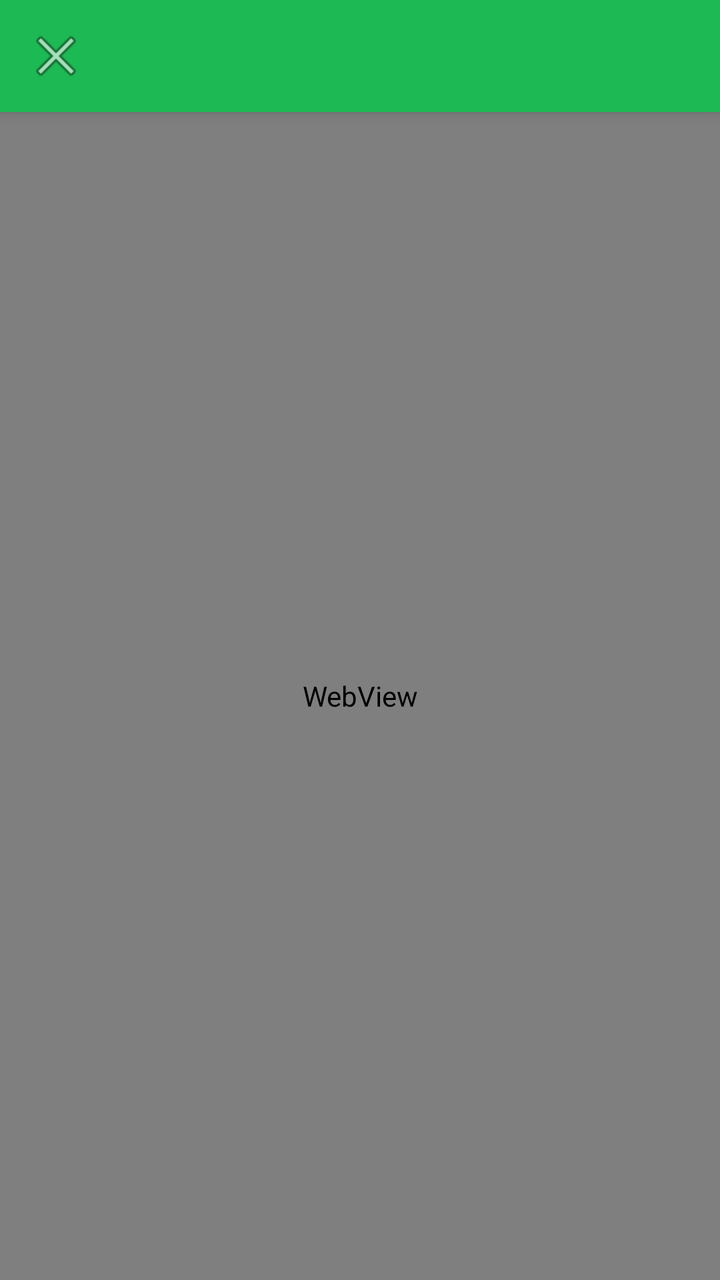
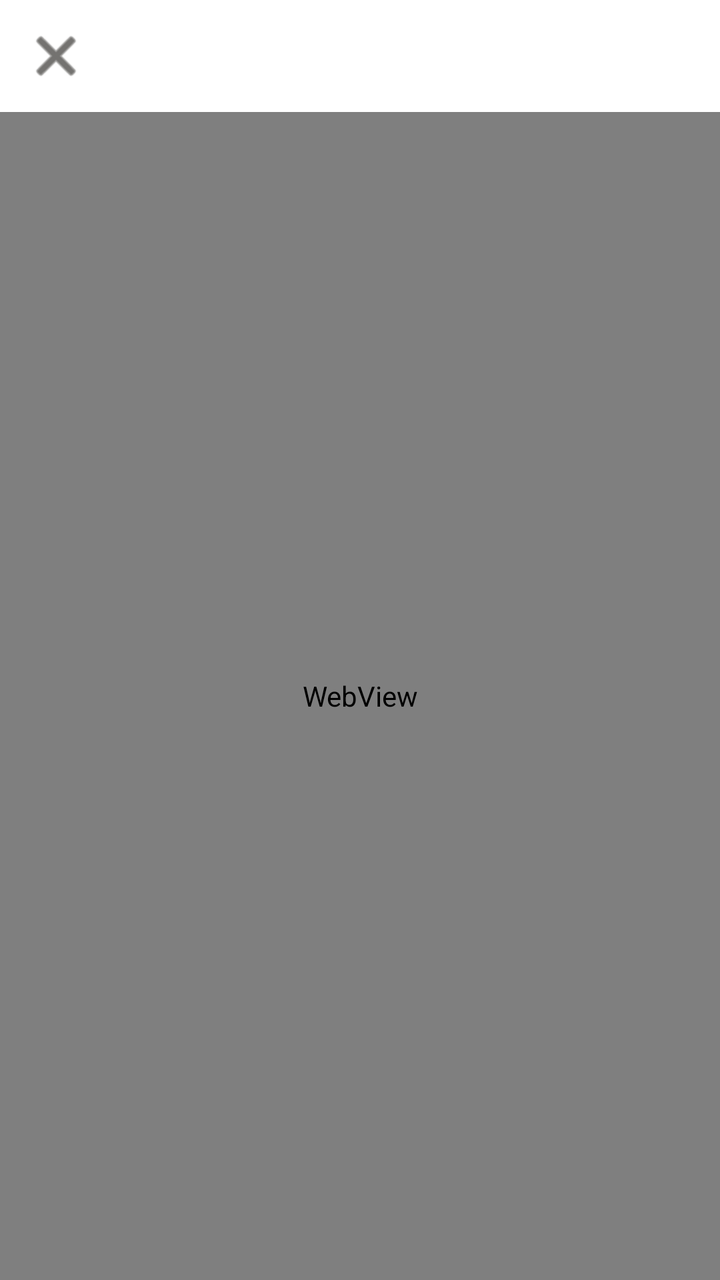

The first picture is an Android layout as it rendered before a commit; the second is the same layout after the commit. The layout source and the unified diff follow.
<!-- AndroidManifest.xml: application theme Theme.MeuIPTV -->
<!-- res/layout/activity_web_panel.xml -->
<?xml version="1.0" encoding="utf-8"?>
<androidx.coordinatorlayout.widget.CoordinatorLayout xmlns:android="http://schemas.android.com/apk/res/android"
    xmlns:app="http://schemas.android.com/apk/res-auto"
    android:layout_width="match_parent"
    android:layout_height="match_parent">

    <com.google.android.material.appbar.AppBarLayout
        android:layout_width="match_parent"
        android:layout_height="wrap_content">

        <com.google.android.material.appbar.MaterialToolbar
            android:id="@+id/toolbar"
            android:layout_width="match_parent"
            android:layout_height="?attr/actionBarSize"
            android:background="@color/brand_green"
            app:navigationIcon="@android:drawable/ic_menu_close_clear_cancel"
            app:titleTextColor="@android:color/white" />
    </com.google.android.material.appbar.AppBarLayout>

    <FrameLayout
        android:layout_width="match_parent"
        android:layout_height="match_parent"
        app:layout_behavior="@string/appbar_scrolling_view_behavior">

        <WebView
            android:id="@+id/webview"
            android:layout_width="match_parent"
            android:layout_height="match_parent" />

        <ProgressBar
            android:id="@+id/progress"
            style="?android:attr/progressBarStyleHorizontal"
            android:layout_width="match_parent"
            android:layout_height="wrap_content"
            android:layout_gravity="top"
            android:indeterminate="true"
            android:visibility="gone" />

        <LinearLayout
            android:id="@+id/painelErro"
            android:layout_width="match_parent"
            android:layout_height="match_parent"
            android:background="@color/background_light"
            android:gravity="center"
            android:orientation="vertical"
            android:padding="32dp"
            android:visibility="gone">

            <TextView
                android:id="@+id/txtErro"
                android:layout_width="match_parent"
                android:layout_height="wrap_content"
                android:gravity="center"
                android:text="@string/webview_error"
                android:textColor="@color/text_secondary"
                android:textSize="16sp" />

            <com.google.android.material.button.MaterialButton
                android:id="@+id/btnTentarDeNovo"
                android:layout_width="wrap_content"
                android:layout_height="wrap_content"
                android:layout_marginTop="20dp"
                android:backgroundTint="@color/brand_green"
                android:text="@string/btn_retry" />

            <com.google.android.material.button.MaterialButton
                android:id="@+id/btnAbrirNavegador"
                style="@style/Widget.MaterialComponents.Button.TextButton"
                android:layout_width="wrap_content"
                android:layout_height="wrap_content"
                android:layout_marginTop="8dp"
                android:text="@string/btn_open_browser" />
        </LinearLayout>
    </FrameLayout>
</androidx.coordinatorlayout.widget.CoordinatorLayout>
<!-- resources referenced by this layout -->
<resources>
  <color name="background_light">#F5F6FA</color>
  <color name="brand_green">#1DB954</color>
  <color name="text_secondary">#8A8F98</color>
  <string name="btn_open_browser">Abrir no navegador</string>
  <string name="btn_retry">Tentar de novo</string>
  <string name="webview_error">Esta página não carregou.\n\nVerifique sua conexão ou o endereço cadastrado.</string>
  <style name="Theme.MeuIPTV" parent="Theme.MaterialComponents.DayNight.NoActionBar">
          <item name="colorPrimary">@color/brand_green</item>
          <item name="colorPrimaryDark">@color/brand_green_dark</item>
          <item name="colorAccent">@color/brand_green</item>
          <item name="android:windowBackground">@color/background_light</item>
          <item name="android:statusBarColor" tools:targetApi="21">@color/brand_green_dark</item>
      </style>
  <color name="brand_green_dark">#14923F</color>
</resources>

<!-- the commit's change to res/layout/activity_web_panel.xml (unified diff, before → after) -->
@@ -6,15 +6,18 @@
 
     <com.google.android.material.appbar.AppBarLayout
         android:layout_width="match_parent"
-        android:layout_height="wrap_content">
+        android:layout_height="wrap_content"
+        android:background="@color/surface"
+        app:elevation="0dp">
 
         <com.google.android.material.appbar.MaterialToolbar
             android:id="@+id/toolbar"
             android:layout_width="match_parent"
             android:layout_height="?attr/actionBarSize"
-            android:background="@color/brand_green"
+            android:background="@color/surface"
             app:navigationIcon="@android:drawable/ic_menu_close_clear_cancel"
-            app:titleTextColor="@android:color/white" />
+            app:navigationIconTint="@color/text_primary"
+            app:titleTextColor="@color/text_primary" />
     </com.google.android.material.appbar.AppBarLayout>
 
     <FrameLayout
@@ -34,13 +37,15 @@
             android:layout_height="wrap_content"
             android:layout_gravity="top"
             android:indeterminate="true"
+            android:indeterminateTint="@color/brand_gold"
+            android:progressTint="@color/brand_gold"
             android:visibility="gone" />
 
         <LinearLayout
             android:id="@+id/painelErro"
             android:layout_width="match_parent"
             android:layout_height="match_parent"
-            android:background="@color/background_light"
+            android:background="@color/window_background"
             android:gravity="center"
             android:orientation="vertical"
             android:padding="32dp"
@@ -60,7 +65,9 @@
                 android:layout_width="wrap_content"
                 android:layout_height="wrap_content"
                 android:layout_marginTop="20dp"
-                android:backgroundTint="@color/brand_green"
+                android:backgroundTint="@color/brand_gold"
+                android:textColor="@color/window_background"
+                app:cornerRadius="16dp"
                 android:text="@string/btn_retry" />
 
             <com.google.android.material.button.MaterialButton
@@ -69,6 +76,7 @@
                 android:layout_width="wrap_content"
                 android:layout_height="wrap_content"
                 android:layout_marginTop="8dp"
+                android:textColor="@color/text_secondary"
                 android:text="@string/btn_open_browser" />
         </LinearLayout>
     </FrameLayout>
<!-- resource entries referenced after the edit -->
@@ -1,18 +1,23 @@
 <!-- resources referenced by this layout -->
 <resources>
-  <color name="background_light">#F5F6FA</color>
-  <color name="brand_green">#1DB954</color>
-  <color name="text_secondary">#8A8F98</color>
+  <color name="brand_gold">#C9A14A</color>
+  <color name="surface">#FFFFFF</color>
+  <color name="text_primary">#171511</color>
+  <color name="text_secondary">#5B5648</color>
+  <color name="window_background">#F8F6F1</color>
   <string name="btn_open_browser">Abrir no navegador</string>
   <string name="btn_retry">Tentar de novo</string>
   <string name="webview_error">Esta página não carregou.\n\nVerifique sua conexão ou o endereço cadastrado.</string>
   <style name="Theme.MeuIPTV" parent="Theme.MaterialComponents.DayNight.NoActionBar">
-          <item name="colorPrimary">@color/brand_green</item>
-          <item name="colorPrimaryDark">@color/brand_green_dark</item>
-          <item name="colorAccent">@color/brand_green</item>
-          <item name="android:windowBackground">@color/background_light</item>
-          <item name="android:statusBarColor" tools:targetApi="21">@color/brand_green_dark</item>
+          <item name="colorPrimary">@color/brand_gold</item>
+          <item name="colorPrimaryDark">@color/brand_gold_dark</item>
+          <item name="colorAccent">@color/brand_gold</item>
+          <item name="colorSurface">@color/surface</item>
+          <item name="android:windowBackground">@color/window_background</item>
+          <item name="android:statusBarColor" tools:targetApi="21">@color/window_background</item>
+          <item name="android:navigationBarColor" tools:targetApi="21">@color/window_background</item>
+          <item name="android:windowLightStatusBar" tools:targetApi="23">true</item>
       </style>
-  <color name="brand_green_dark">#14923F</color>
+  <color name="brand_gold_dark">#A9813A</color>
 </resources>
 
